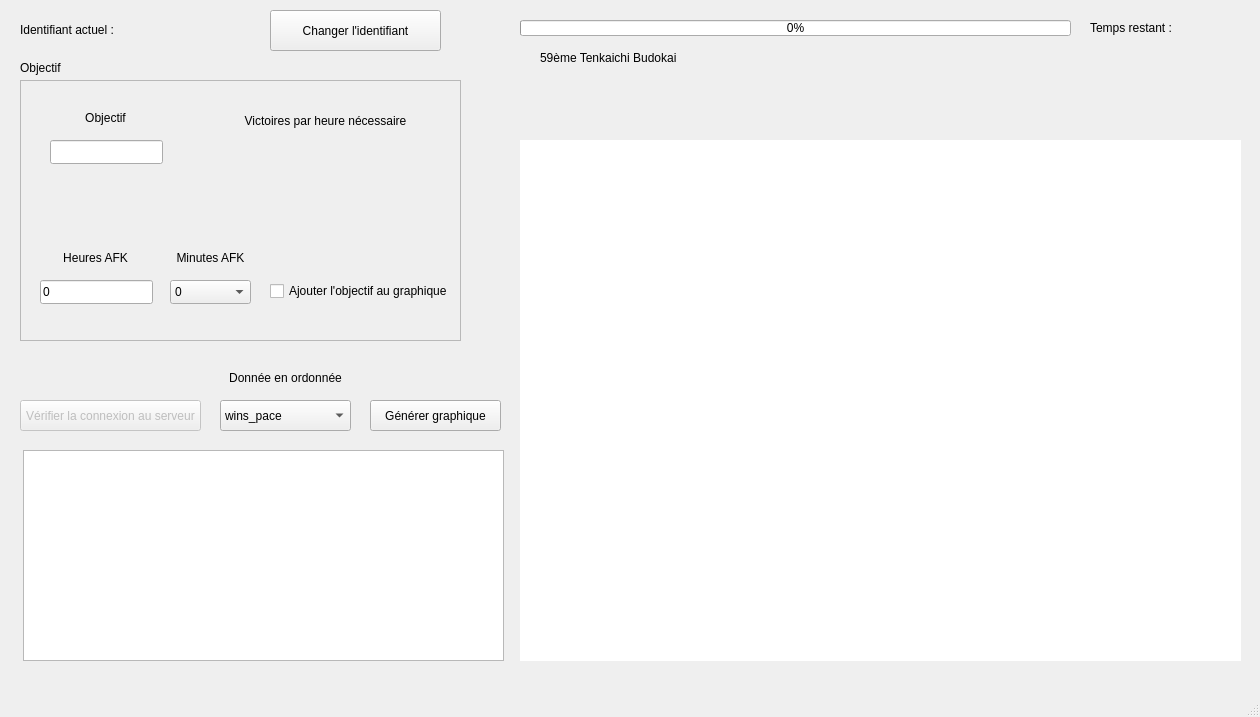
Above: mainwindow.ui from darkruss48/Polar before the change. Below: the same form after it.
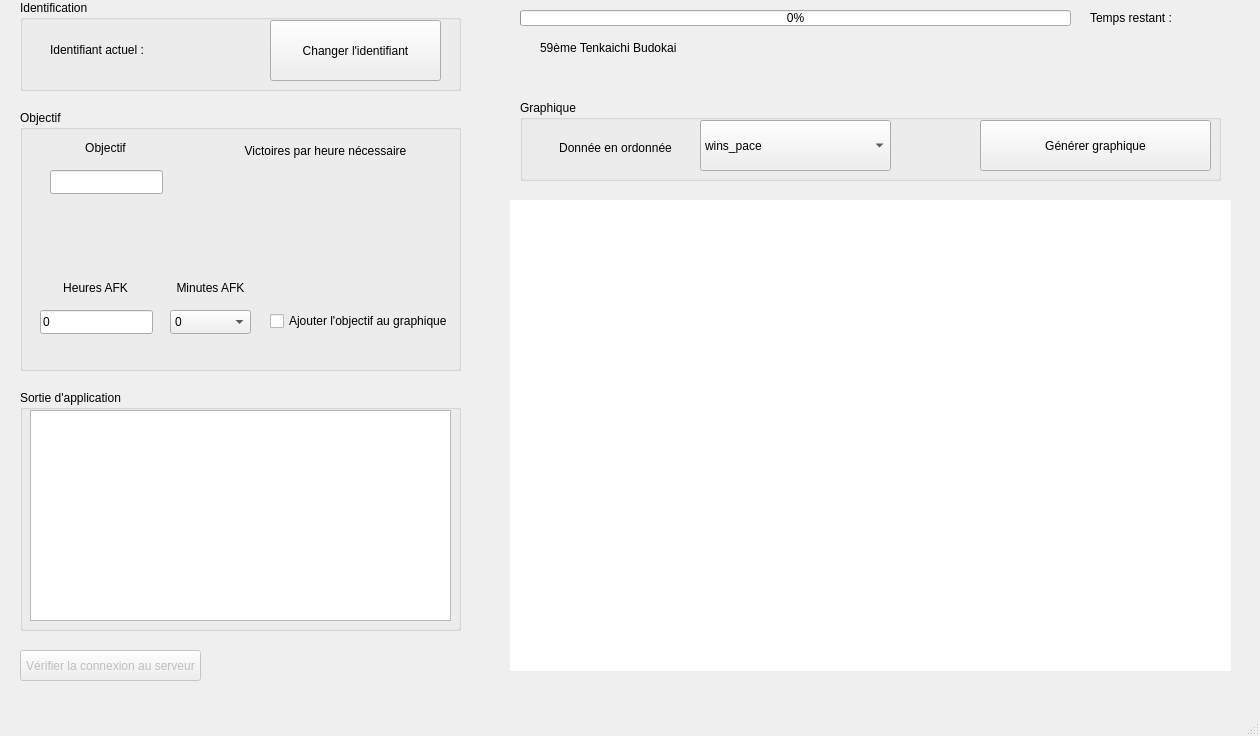
That is the form after the change.

Commit message: Improved UI on main page

```diff
--- a/mainwindow.ui
+++ b/mainwindow.ui
@@ -10,7 +10,7 @@
     <x>0</x>
     <y>0</y>
     <width>1260</width>
-    <height>717</height>
+    <height>736</height>
    </rect>
   </property>
   <property name="windowTitle">
@@ -24,7 +24,7 @@
     <property name="geometry">
      <rect>
       <x>20</x>
-      <y>400</y>
+      <y>650</y>
       <width>181</width>
       <height>31</height>
      </rect>
@@ -66,10 +66,10 @@
    <widget class="QGraphicsView" name="graphiqueTest">
     <property name="geometry">
      <rect>
-      <x>520</x>
-      <y>140</y>
+      <x>510</x>
+      <y>200</y>
       <width>721</width>
-      <height>521</height>
+      <height>471</height>
      </rect>
     </property>
     <property name="autoFillBackground">
@@ -85,135 +85,11 @@
      <set>QGraphicsView::CacheModeFlag::CacheNone</set>
     </property>
    </widget>
-   <widget class="QPushButton" name="bouton_graphique">
+   <widget class="QGroupBox" name="goal">
     <property name="geometry">
      <rect>
-      <x>370</x>
-      <y>400</y>
-      <width>131</width>
-      <height>31</height>
-     </rect>
-    </property>
-    <property name="text">
-     <string>Générer graphique</string>
-    </property>
-   </widget>
-   <widget class="QPushButton" name="idButton">
-    <property name="geometry">
-     <rect>
-      <x>270</x>
-      <y>10</y>
-      <width>171</width>
-      <height>41</height>
-     </rect>
-    </property>
-    <property name="text">
-     <string>Changer l'identifiant</string>
-    </property>
-   </widget>
-   <widget class="QLabel" name="label">
-    <property name="enabled">
-     <bool>true</bool>
-    </property>
-    <property name="geometry">
-     <rect>
       <x>20</x>
-      <y>20</y>
-      <width>211</width>
-      <height>20</height>
-     </rect>
-    </property>
-    <property name="autoFillBackground">
-     <bool>false</bool>
-    </property>
-    <property name="text">
-     <string>Identifiant actuel : </string>
-    </property>
-   </widget>
-   <widget class="QComboBox" name="ydataBox">
-    <property name="geometry">
-     <rect>
-      <x>220</x>
-      <y>400</y>
-      <width>131</width>
-      <height>31</height>
-     </rect>
-    </property>
-    <item>
-     <property name="text">
-      <string>wins_pace</string>
-     </property>
-    </item>
-    <item>
-     <property name="text">
-      <string>max_points</string>
-     </property>
-    </item>
-    <item>
-     <property name="text">
-      <string>max_wins</string>
-     </property>
-    </item>
-    <item>
-     <property name="text">
-      <string>points</string>
-     </property>
-    </item>
-    <item>
-     <property name="text">
-      <string>points_pace</string>
-     </property>
-    </item>
-    <item>
-     <property name="text">
-      <string>points_wins</string>
-     </property>
-    </item>
-    <item>
-     <property name="text">
-      <string>ranks</string>
-     </property>
-    </item>
-    <item>
-     <property name="text">
-      <string>wins</string>
-     </property>
-    </item>
-   </widget>
-   <widget class="QLabel" name="label_2">
-    <property name="geometry">
-     <rect>
-      <x>220</x>
-      <y>370</y>
-      <width>131</width>
-      <height>16</height>
-     </rect>
-    </property>
-    <property name="text">
-     <string>Donnée en ordonnée</string>
-    </property>
-    <property name="alignment">
-     <set>Qt::AlignmentFlag::AlignCenter</set>
-    </property>
-   </widget>
-   <widget class="QTextEdit" name="boitetext">
-    <property name="geometry">
-     <rect>
-      <x>23</x>
-      <y>450</y>
-      <width>481</width>
-      <height>211</height>
-     </rect>
-    </property>
-    <property name="readOnly">
-     <bool>true</bool>
-    </property>
-   </widget>
-   <widget class="QFrame" name="goal">
-    <property name="geometry">
-     <rect>
-      <x>20</x>
-      <y>80</y>
+      <y>110</y>
       <width>441</width>
       <height>261</height>
      </rect>
@@ -221,17 +97,8 @@
     <property name="autoFillBackground">
      <bool>false</bool>
     </property>
-    <property name="frameShape">
-     <enum>QFrame::Shape::StyledPanel</enum>
-    </property>
-    <property name="frameShadow">
-     <enum>QFrame::Shadow::Raised</enum>
-    </property>
-    <property name="lineWidth">
-     <number>2</number>
-    </property>
-    <property name="midLineWidth">
-     <number>0</number>
+    <property name="title">
+     <string>Objectif</string>
     </property>
     <widget class="QLabel" name="label_4">
      <property name="geometry">
@@ -399,24 +266,11 @@
      </property>
     </widget>
    </widget>
-   <widget class="QLabel" name="label_3">
-    <property name="geometry">
-     <rect>
-      <x>20</x>
-      <y>60</y>
-      <width>49</width>
-      <height>16</height>
-     </rect>
-    </property>
-    <property name="text">
-     <string>Objectif</string>
-    </property>
-   </widget>
    <widget class="QProgressBar" name="progressBar">
     <property name="geometry">
      <rect>
       <x>520</x>
-      <y>20</y>
+      <y>10</y>
       <width>551</width>
       <height>16</height>
      </rect>
@@ -429,7 +283,7 @@
     <property name="geometry">
      <rect>
       <x>1090</x>
-      <y>20</y>
+      <y>10</y>
       <width>151</width>
       <height>16</height>
      </rect>
@@ -442,7 +296,7 @@
     <property name="geometry">
      <rect>
       <x>540</x>
-      <y>50</y>
+      <y>40</y>
       <width>141</width>
       <height>16</height>
      </rect>
@@ -455,7 +309,7 @@
     <property name="geometry">
      <rect>
       <x>860</x>
-      <y>60</y>
+      <y>40</y>
       <width>321</width>
       <height>61</height>
      </rect>
@@ -467,6 +321,169 @@
      <set>Qt::AlignmentFlag::AlignCenter</set>
     </property>
    </widget>
+   <widget class="QGroupBox" name="groupBox">
+    <property name="geometry">
+     <rect>
+      <x>520</x>
+      <y>100</y>
+      <width>701</width>
+      <height>81</height>
+     </rect>
+    </property>
+    <property name="title">
+     <string>Graphique</string>
+    </property>
+    <widget class="QComboBox" name="ydataBox">
+     <property name="geometry">
+      <rect>
+       <x>180</x>
+       <y>20</y>
+       <width>191</width>
+       <height>51</height>
+      </rect>
+     </property>
+     <item>
+      <property name="text">
+       <string>wins_pace</string>
+      </property>
+     </item>
+     <item>
+      <property name="text">
+       <string>max_points</string>
+      </property>
+     </item>
+     <item>
+      <property name="text">
+       <string>max_wins</string>
+      </property>
+     </item>
+     <item>
+      <property name="text">
+       <string>points</string>
+      </property>
+     </item>
+     <item>
+      <property name="text">
+       <string>points_pace</string>
+      </property>
+     </item>
+     <item>
+      <property name="text">
+       <string>points_wins</string>
+      </property>
+     </item>
+     <item>
+      <property name="text">
+       <string>ranks</string>
+      </property>
+     </item>
+     <item>
+      <property name="text">
+       <string>wins</string>
+      </property>
+     </item>
+    </widget>
+    <widget class="QPushButton" name="bouton_graphique">
+     <property name="geometry">
+      <rect>
+       <x>460</x>
+       <y>20</y>
+       <width>231</width>
+       <height>51</height>
+      </rect>
+     </property>
+     <property name="text">
+      <string>Générer graphique</string>
+     </property>
+    </widget>
+    <widget class="QLabel" name="label_2">
+     <property name="geometry">
+      <rect>
+       <x>30</x>
+       <y>40</y>
+       <width>131</width>
+       <height>16</height>
+      </rect>
+     </property>
+     <property name="text">
+      <string>Donnée en ordonnée</string>
+     </property>
+     <property name="alignment">
+      <set>Qt::AlignmentFlag::AlignCenter</set>
+     </property>
+    </widget>
+   </widget>
+   <widget class="QGroupBox" name="groupBox_2">
+    <property name="geometry">
+     <rect>
+      <x>20</x>
+      <y>0</y>
+      <width>441</width>
+      <height>91</height>
+     </rect>
+    </property>
+    <property name="title">
+     <string>Identification</string>
+    </property>
+    <widget class="QPushButton" name="idButton">
+     <property name="geometry">
+      <rect>
+       <x>250</x>
+       <y>20</y>
+       <width>171</width>
+       <height>61</height>
+      </rect>
+     </property>
+     <property name="text">
+      <string>Changer l'identifiant</string>
+     </property>
+    </widget>
+    <widget class="QLabel" name="label">
+     <property name="enabled">
+      <bool>true</bool>
+     </property>
+     <property name="geometry">
+      <rect>
+       <x>30</x>
+       <y>40</y>
+       <width>211</width>
+       <height>20</height>
+      </rect>
+     </property>
+     <property name="autoFillBackground">
+      <bool>false</bool>
+     </property>
+     <property name="text">
+      <string>Identifiant actuel : </string>
+     </property>
+    </widget>
+   </widget>
+   <widget class="QGroupBox" name="groupBox_3">
+    <property name="geometry">
+     <rect>
+      <x>20</x>
+      <y>390</y>
+      <width>441</width>
+      <height>241</height>
+     </rect>
+    </property>
+    <property name="title">
+     <string>Sortie d'application</string>
+    </property>
+    <widget class="QTextEdit" name="boitetext">
+     <property name="geometry">
+      <rect>
+       <x>10</x>
+       <y>20</y>
+       <width>421</width>
+       <height>211</height>
+      </rect>
+     </property>
+     <property name="readOnly">
+      <bool>true</bool>
+     </property>
+    </widget>
+   </widget>
   </widget>
   <widget class="QStatusBar" name="statusbar"/>
   <widget class="QMenuBar" name="menubar">
```
Left out of the diff: 6 changed lines with no effect on the pictures.
